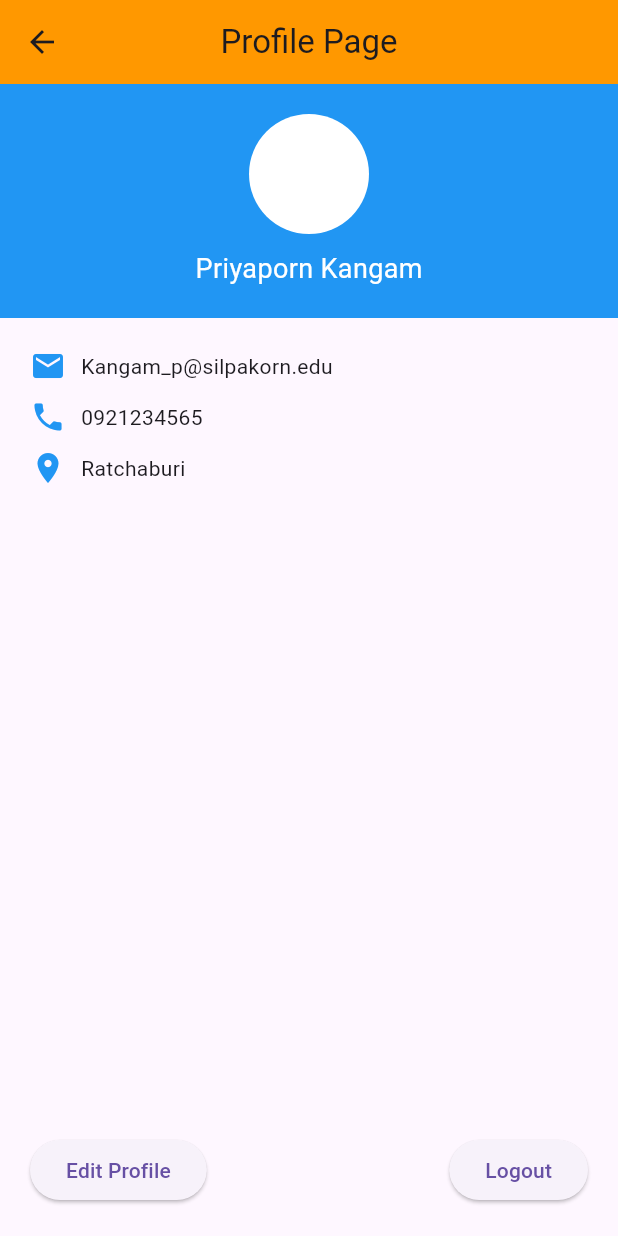
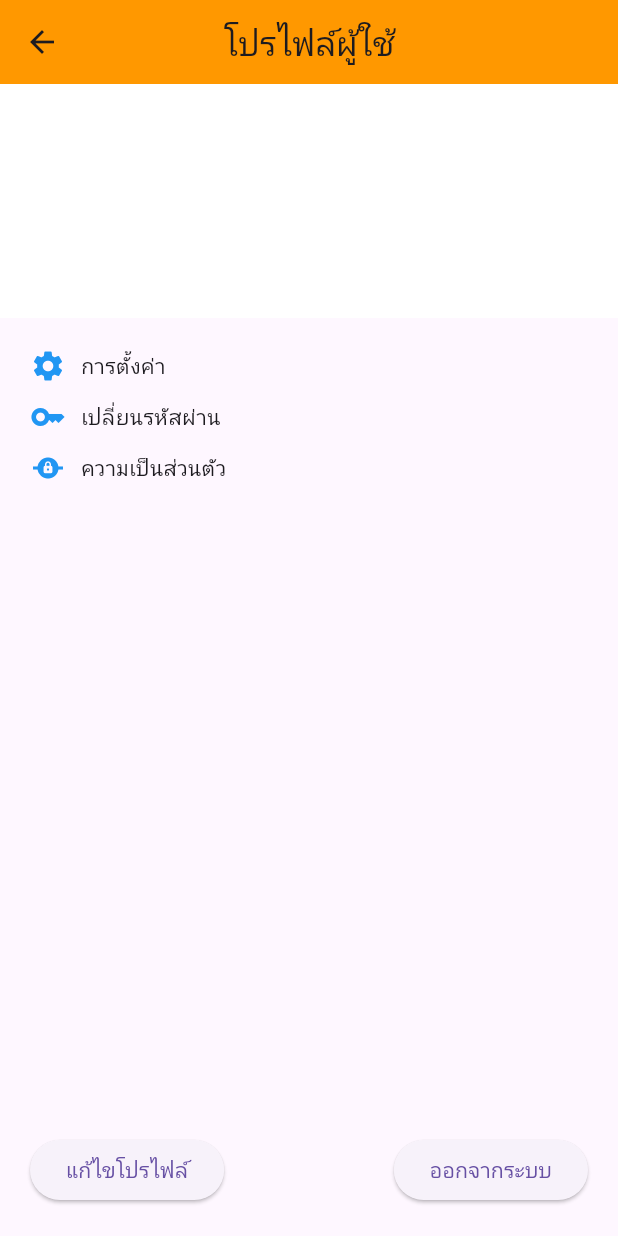
Before and after one commit to Priyaporn-Kangam/Priyaporn_317, a Flutter app: the Answer4 screen opened directly, on a phone screen of 412 x 824 dp. Run offline on Flutter 3.47's test engine with Material 3 defaults, Android fonts, the phone set to English and light mode, and no system bars.

Commit message:
"final-exam620710317"

```diff
--- a/lib/page_answer/answer4.dart
+++ b/lib/page_answer/answer4.dart
@@ -2,80 +2,85 @@ import 'package:flutter/material.dart';
 
 class Answer4 extends StatelessWidget {
   const Answer4({super.key});
+
   @override
   Widget build(BuildContext context) {
     return Scaffold(
       appBar: AppBar(
-        title: const Text("Profile Page"),
-        backgroundColor: Colors.orange,
-        centerTitle: true,
+        title: const Text("โปรไฟล์ผู้ใช้"), // ชื่อของแอปบาร์
+        backgroundColor: Colors.orange, // สีพื้นหลังของแอปบาร์
+        centerTitle: true, // จัดตำแหน่งชื่อให้อยู่ตรงกลาง
       ),
       body: Column(
         children: [
-          // Header Section
+          // ส่วนหัวโปรไฟล์
           Container(
-            color: Colors.blue,
-            width: double.infinity,
-            padding: const EdgeInsets.all(20),
+            color: const Color.fromARGB(255, 255, 255, 255), // สีพื้นหลังของส่วนหัว
+            width: double.infinity, // ขยายให้เต็มหน้าจอ
+            padding: const EdgeInsets.all(20), // ระยะห่างภายใน
             child: const Column(
               children: [
                 CircleAvatar(
-                  radius: 40,
-                  backgroundColor: Colors.white,
+                  radius: 40, // ขนาดของรูปโปรไฟล์
+                  backgroundColor: Colors.white, // สีพื้นหลังของรูปโปรไฟล์
                 ),
-                SizedBox(height: 10),
-                Text("Priyaporn Kangam",
-                    style: TextStyle(color: Colors.white, fontSize: 18)),
+                SizedBox(height: 10), // ระยะห่างระหว่างรูปภาพกับชื่อ
+                Text(
+                  "Priyaporn Kangam", // ชื่อโปรไฟล์
+                  style: TextStyle(
+                    color: Colors.white, // สีตัวอักษร
+                    fontSize: 18, // ขนาดตัวอักษร
+                  ),
+                ),
               ],
             ),
           ),
-          const SizedBox(height: 20),
-          // Profile Info Section
+          const SizedBox(height: 20), // ระยะห่างระหว่างส่วนหัวกับข้อมูล
+          // ส่วนข้อมูลโปรไฟล์
           const Padding(
-            padding: EdgeInsets.symmetric(horizontal: 20),
+            padding: EdgeInsets.symmetric(horizontal: 20), // ระยะขอบด้านข้าง
             child: Column(
               children: [
                 Row(
                   children: [
-                    Icon(Icons.email, color: Colors.blue),
+                    Icon(Icons.settings, color: Colors.blue), // ไอคอนอีเมล
                     SizedBox(width: 10),
-                    Text("Kangam_p@silpakorn.edu"),
+                    Text("การตั้งค่า"), // ข้อมูลอีเมล
                   ],
                 ),
                 SizedBox(height: 10),
                 Row(
                   children: [
-                    Icon(Icons.phone, color: Colors.blue),
+                    Icon(Icons.key, color: Colors.blue), // ไอคอนโทรศัพท์
                     SizedBox(width: 10),
-                    Text("0921234565"),
+                    Text("เปลี่ยนรหัสผ่าน"), // ข้อมูลเบอร์โทรศัพท์
                   ],
                 ),
                 SizedBox(height: 10),
                 Row(
                   children: [
-                    Icon(Icons.location_on, color: Colors.blue),
+                    Icon(Icons.private_connectivity, color: Colors.blue), // ไอคอนที่อยู่
                     SizedBox(width: 10),
-                    Text("Ratchaburi"),
+                    Text("ความเป็นส่วนตัว"), // ข้อมูลที่อยู่
                   ],
                 ),
               ],
             ),
           ),
-          // Add Spacer to push buttons to the bottom
-          const Spacer(),
-          // Buttons Section (at the bottom)
+          const Spacer(), // เว้นช่องว่างเพื่อให้ปุ่มไปอยู่ด้านล่างสุด
+          // ส่วนปุ่มกด (แก้ไขโปรไฟล์, ออกจากระบบ)
           Padding(
-            padding: const EdgeInsets.all(20),
+            padding: const EdgeInsets.all(20), // ระยะขอบรอบปุ่ม
             child: Row(
-              mainAxisAlignment: MainAxisAlignment.spaceBetween,
+              mainAxisAlignment: MainAxisAlignment.spaceBetween, // จัดปุ่มให้ห่างกัน
               children: [
                 ElevatedButton(
-                  onPressed: () {},
-                  child: const Text("Edit Profile"),
+                  onPressed: () {}, // ปุ่มแก้ไขโปรไฟล์
+                  child: const Text("แก้ไขโปรไฟล์"),
                 ),
                 ElevatedButton(
-                  onPressed: () {},
-                  child: const Text("Logout"),
+                  onPressed: () {}, // ปุ่มออกจากระบบ
+                  child: const Text("ออกจากระบบ"),
                 ),
               ],
             ),
```
Also changed, not shown: lib/main.dart (+9 -112 lines).
